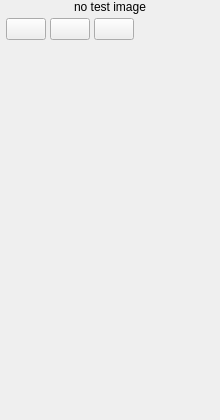
This is front/qt/col_3.ui in Alexey-Nikolaevic-B/2042_sensor_testing as Qt 5 draws it before an edit. The edited form follows.
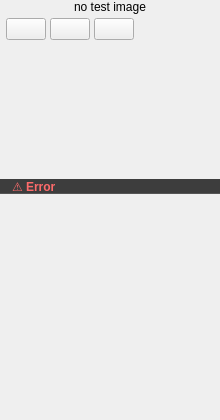
This is the edited form.

The edit to the form file:
```diff
--- a/front/qt/col_3.ui
+++ b/front/qt/col_3.ui
@@ -163,6 +163,161 @@
      </widget>
     </widget>
    </item>
+   <item>
+    <widget class="QScrollArea" name="scroll_results">
+     <property name="frameShape">
+      <enum>QFrame::NoFrame</enum>
+     </property>
+     <property name="verticalScrollBarPolicy">
+      <enum>Qt::ScrollBarAsNeeded</enum>
+     </property>
+     <property name="horizontalScrollBarPolicy">
+      <enum>Qt::ScrollBarAlwaysOff</enum>
+     </property>
+     <property name="widgetResizable">
+      <bool>true</bool>
+     </property>
+     <property name="maximumHeight">
+      <number>150</number>
+     </property>
+     <property name="visible">
+      <bool>false</bool>
+     </property>
+     <widget class="QWidget" name="scroll_results_contents">
+      <property name="geometry">
+       <rect>
+        <x>0</x>
+        <y>0</y>
+        <width>220</width>
+        <height>150</height>
+       </rect>
+      </property>
+      <layout class="QVBoxLayout" name="results_layout">
+       <property name="spacing">
+        <number>0</number>
+       </property>
+       <property name="leftMargin">
+        <number>0</number>
+       </property>
+       <property name="topMargin">
+        <number>0</number>
+       </property>
+       <property name="rightMargin">
+        <number>0</number>
+       </property>
+       <property name="bottomMargin">
+        <number>0</number>
+       </property>
+       <item>
+        <widget class="QFrame" name="results_header">
+         <property name="fixedHeight">
+          <number>24</number>
+         </property>
+         <property name="styleSheet">
+          <string>background-color: #3d3d3d; border-bottom: 1px solid #555555;</string>
+         </property>
+         <layout class="QHBoxLayout" name="results_header_layout">
+          <property name="spacing">
+           <number>0</number>
+          </property>
+          <property name="leftMargin">
+           <number>12</number>
+          </property>
+          <property name="topMargin">
+           <number>0</number>
+          </property>
+          <property name="rightMargin">
+           <number>12</number>
+          </property>
+          <property name="bottomMargin">
+           <number>0</number>
+          </property>
+          <item>
+           <widget class="QLabel" name="lbl_results_title">
+            <property name="text">
+             <string>⚠️ Error</string>
+            </property>
+            <property name="styleSheet">
+             <string>color: #ff6b6b; font-weight: bold; font-size: 12px;</string>
+            </property>
+           </widget>
+          </item>
+          <item>
+           <spacer>
+            <property name="orientation">
+             <enum>Qt::Horizontal</enum>
+            </property>
+            <property name="sizeHint" stdset="0">
+             <size>
+              <width>10</width>
+              <height>1</height>
+             </size>
+            </property>
+           </spacer>
+          </item>
+         </layout>
+        </widget>
+       </item>
+       <item>
+        <widget class="QScrollArea" name="scroll_error_details">
+         <property name="frameShape">
+          <enum>QFrame::NoFrame</enum>
+         </property>
+         <property name="widgetResizable">
+          <bool>true</bool>
+         </property>
+         <widget class="QWidget" name="scroll_error_contents">
+          <property name="geometry">
+           <rect>
+            <x>0</x>
+            <y>0</y>
+            <width>220</width>
+            <height>126</height>
+           </rect>
+          </property>
+          <layout class="QVBoxLayout" name="error_layout">
+           <property name="spacing">
+            <number>0</number>
+           </property>
+           <property name="leftMargin">
+            <number>12</number>
+           </property>
+           <property name="topMargin">
+            <number>8</number>
+           </property>
+           <property name="rightMargin">
+            <number>12</number>
+           </property>
+           <property name="bottomMargin">
+            <number>8</number>
+           </property>
+           <item>
+            <widget class="QLabel" name="lbl_error_message">
+             <property name="text">
+              <string/>
+             </property>
+             <property name="alignment">
+              <set>Qt::AlignLeading|Qt::AlignLeft|Qt::AlignTop</set>
+             </property>
+             <property name="wordWrap">
+              <bool>true</bool>
+             </property>
+             <property name="styleSheet">
+              <string>color: #ff6b6b; font-size: 11px;</string>
+             </property>
+             <property name="textInteractionFlags">
+              <set>Qt::TextSelectableByMouse</set>
+             </property>
+            </widget>
+           </item>
+          </layout>
+         </widget>
+        </widget>
+       </item>
+      </layout>
+     </widget>
+    </widget>
+   </item>
    <item>
     <widget class="QScrollArea" name="scroll_tests">
      <property name="frameShape">
```
Left out of the diff: 3 changed lines with no effect on the pictures.
